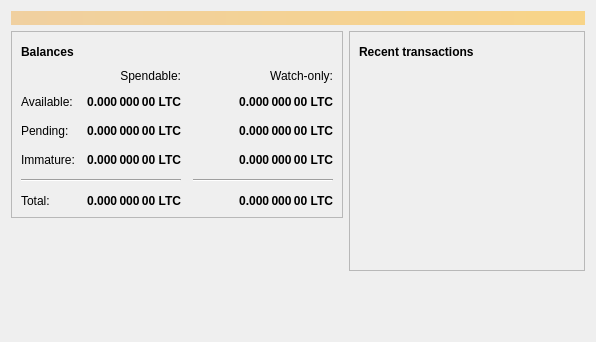
Old version of the form src/qt/forms/overviewpage.ui in the repository j-Kode/fuducoin.
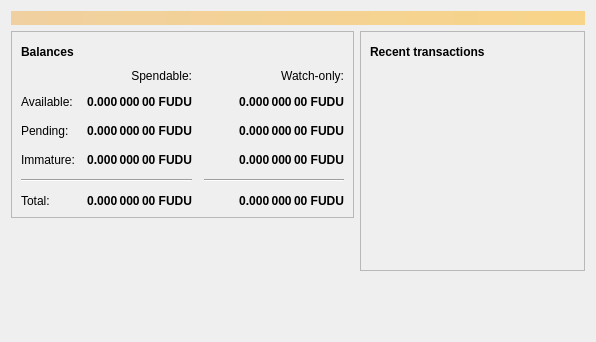
New version of the form. Icons and pictures are not drawn.

Patch:
```diff
--- a/src/qt/forms/overviewpage.ui
+++ b/src/qt/forms/overviewpage.ui
@@ -129,7 +129,7 @@
                <string>Unconfirmed transactions to watch-only addresses</string>
               </property>
               <property name="text">
-               <string notr="true">0.000 000 00 LTC</string>
+               <string notr="true">0.000 000 00 FUDU</string>
               </property>
               <property name="alignment">
                <set>Qt::AlignRight|Qt::AlignTrailing|Qt::AlignVCenter</set>
@@ -154,7 +154,7 @@
                <string>Total of transactions that have yet to be confirmed, and do not yet count toward the spendable balance</string>
               </property>
               <property name="text">
-               <string notr="true">0.000 000 00 LTC</string>
+               <string notr="true">0.000 000 00 FUDU</string>
               </property>
               <property name="alignment">
                <set>Qt::AlignRight|Qt::AlignTrailing|Qt::AlignVCenter</set>
@@ -179,7 +179,7 @@
                <string>Mined balance in watch-only addresses that has not yet matured</string>
               </property>
               <property name="text">
-               <string notr="true">0.000 000 00 LTC</string>
+               <string notr="true">0.000 000 00 FUDU</string>
               </property>
               <property name="alignment">
                <set>Qt::AlignRight|Qt::AlignTrailing|Qt::AlignVCenter</set>
@@ -237,7 +237,7 @@
                <string>Mined balance that has not yet matured</string>
               </property>
               <property name="text">
-               <string notr="true">0.000 000 00 LTC</string>
+               <string notr="true">0.000 000 00 FUDU</string>
               </property>
               <property name="alignment">
                <set>Qt::AlignRight|Qt::AlignTrailing|Qt::AlignVCenter</set>
@@ -282,7 +282,7 @@
                <string>Your current total balance</string>
               </property>
               <property name="text">
-               <string notr="true">0.000 000 00 LTC</string>
+               <string notr="true">0.000 000 00 FUDU</string>
               </property>
               <property name="alignment">
                <set>Qt::AlignRight|Qt::AlignTrailing|Qt::AlignVCenter</set>
@@ -307,7 +307,7 @@
                <string>Current total balance in watch-only addresses</string>
               </property>
               <property name="text">
-               <string notr="true">0.000 000 00 LTC</string>
+               <string notr="true">0.000 000 00 FUDU</string>
               </property>
               <property name="alignment">
                <set>Qt::AlignRight|Qt::AlignTrailing|Qt::AlignVCenter</set>
@@ -349,7 +349,7 @@
                <string>Your current spendable balance</string>
               </property>
               <property name="text">
-               <string notr="true">0.000 000 00 LTC</string>
+               <string notr="true">0.000 000 00 FUDU</string>
               </property>
               <property name="alignment">
                <set>Qt::AlignRight|Qt::AlignTrailing|Qt::AlignVCenter</set>
@@ -374,7 +374,7 @@
                <string>Your current balance in watch-only addresses</string>
               </property>
               <property name="text">
-               <string notr="true">0.000 000 00 LTC</string>
+               <string notr="true">0.000 000 00 FUDU</string>
               </property>
               <property name="alignment">
                <set>Qt::AlignRight|Qt::AlignTrailing|Qt::AlignVCenter</set>
```
